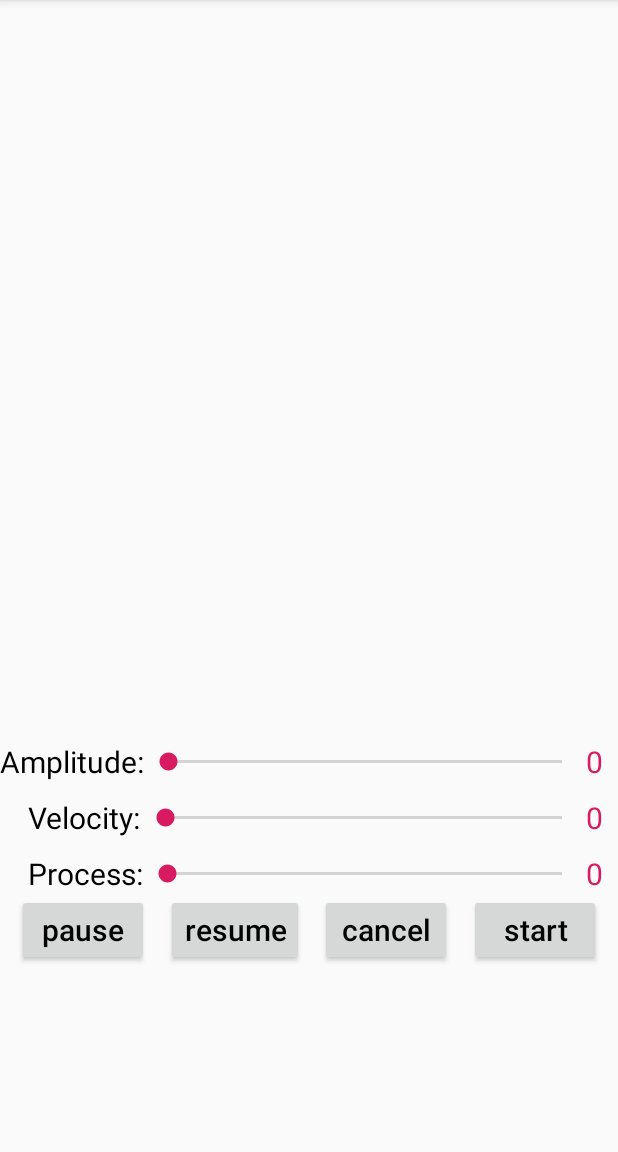
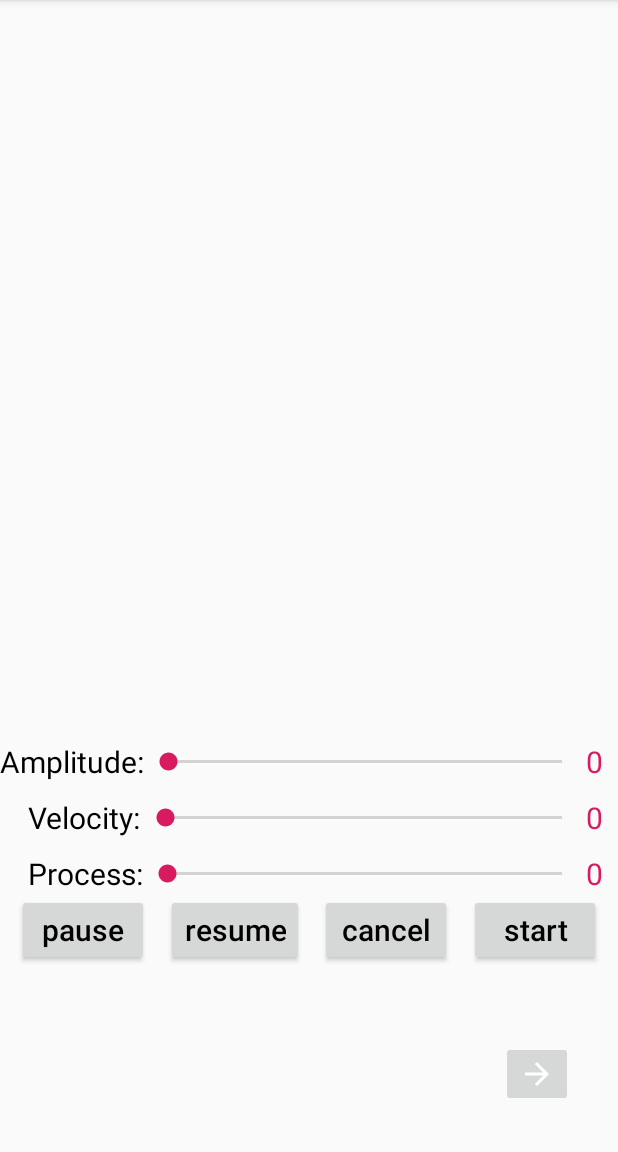
Before and after one commit to rain9155/WaveLoadingView, an Android app: the screen it shows after launch (MainActivity), on a phone screen of 412 x 824 dp, the part 84-1236 px from its top. Run offline under Robolectric (Android 15) with nearby library versions, the phone set to English and light mode, and no system bars; 13 statements that could not run were skipped.

Commit message:
添加一些Demo

```diff
--- a/app/build.gradle
+++ b/app/build.gradle
@@ -26,10 +26,9 @@ dependencies {
     //implementation project(':library')
     implementation 'com.jianyu:waveloadingview:1.0.1'
 
-    implementation"org.jetbrains.kotlin:kotlin-stdlib-jdk7:$kotlin_version"
+    implementation "org.jetbrains.kotlin:kotlin-stdlib-jdk7:$kotlin_version"
     implementation 'com.android.support:appcompat-v7:28.0.0'
     implementation 'com.android.support.constraint:constraint-layout:1.1.3'
-    implementation 'me.itangqi.waveloadingview:library:0.3.5'
 
     testImplementation 'junit:junit:4.12'
     androidTestImplementation 'com.android.support.test:runner:1.0.2'
--- a/app/src/main/AndroidManifest.xml
+++ b/app/src/main/AndroidManifest.xml
@@ -9,11 +9,13 @@
             android:roundIcon="@mipmap/ic_launcher_round"
             android:supportsRtl="true"
             android:theme="@style/AppTheme">
+        <activity android:name=".DemoActivity">
+        </activity>
         <activity android:name=".MainActivity">
             <intent-filter>
-                <action android:name="android.intent.action.MAIN" />
+                <action android:name="android.intent.action.MAIN"/>
 
-                <category android:name="android.intent.category.LAUNCHER" />
+                <category android:name="android.intent.category.LAUNCHER"/>
             </intent-filter>
         </activity>
     </application>
--- a/app/src/main/java/com/example/waveloadingview/MainActivity.kt
+++ b/app/src/main/java/com/example/waveloadingview/MainActivity.kt
@@ -1,5 +1,6 @@
 package com.example.waveloadingview
 
+import android.content.Intent
 import android.graphics.Color
 import android.os.Build
 import android.support.v7.app.AppCompatActivity
@@ -61,7 +62,8 @@ class MainActivity : AppCompatActivity(), SeekBar.OnSeekBarChangeListener{
             wl.startLoading()
         }
 
-
-
+        btnGo.setOnClickListener {
+            startActivity(Intent(this, DemoActivity::class.java))
+        }
     }
 }
--- /dev/null
+++ b/app/src/main/res/drawable/ic_arrow_forward.xml
@@ -0,0 +1,5 @@
+<vector android:height="24dp" android:tint="#FFFFFF"
+    android:viewportHeight="24.0" android:viewportWidth="24.0"
+    android:width="24dp" xmlns:android="http://schemas.android.com/apk/res/android">
+    <path android:fillColor="#FF000000" android:pathData="M12,4l-1.41,1.41L16.17,11H4v2h12.17l-5.58,5.59L12,20l8,-8z"/>
+</vector>
--- a/app/src/main/res/layout/activity_main.xml
+++ b/app/src/main/res/layout/activity_main.xml
@@ -168,4 +168,14 @@
         app:layout_constraintLeft_toRightOf="@id/btnCancelAnim"
         app:layout_constraintRight_toRightOf="parent"/>
 
+    <ImageButton
+            android:id="@+id/btnGo"
+            android:layout_width="wrap_content"
+            android:layout_height="wrap_content"
+            android:src="@drawable/ic_arrow_forward"
+            android:layout_margin="30dp"
+            app:layout_constraintBottom_toBottomOf="parent"
+            app:layout_constraintRight_toRightOf="parent"/>
+
+
 </android.support.constraint.ConstraintLayout>
```
Also changed, not shown: app/src/main/java/com/example/waveloadingview/DemoActivity.kt (added, +12 -0 lines), app/src/main/res/layout/activity_demo.xml (added, +86 -0 lines). Lines whose indentation alone changed are shown as unchanged.
